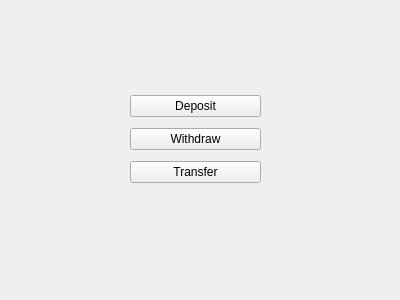
xBlixon/Bank, file accountwindow.ui: the form before one commit.
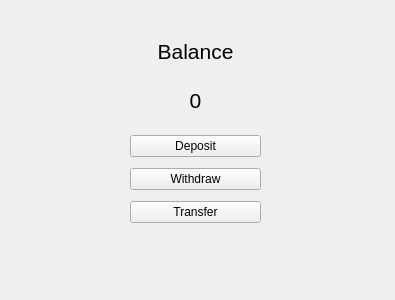
The form after the commit.

```diff
--- a/accountwindow.ui
+++ b/accountwindow.ui
@@ -6,18 +6,18 @@
    <rect>
     <x>0</x>
     <y>0</y>
-    <width>400</width>
+    <width>395</width>
     <height>300</height>
    </rect>
   </property>
   <property name="windowTitle">
    <string>Form</string>
   </property>
-  <widget class="QWidget" name="">
+  <widget class="QWidget" name="layoutWidget">
    <property name="geometry">
     <rect>
      <x>130</x>
-     <y>90</y>
+     <y>130</y>
      <width>131</width>
      <height>100</height>
     </rect>
@@ -46,6 +46,50 @@
     </item>
    </layout>
   </widget>
+  <widget class="QWidget" name="">
+   <property name="geometry">
+    <rect>
+     <x>90</x>
+     <y>30</y>
+     <width>211</width>
+     <height>91</height>
+    </rect>
+   </property>
+   <layout class="QVBoxLayout" name="verticalLayout_2">
+    <item>
+     <widget class="QLabel" name="label">
+      <property name="font">
+       <font>
+        <pointsize>16</pointsize>
+        <bold>false</bold>
+       </font>
+      </property>
+      <property name="text">
+       <string>Balance</string>
+      </property>
+      <property name="alignment">
+       <set>Qt::AlignmentFlag::AlignCenter</set>
+      </property>
+     </widget>
+    </item>
+    <item>
+     <widget class="QLabel" name="balance">
+      <property name="font">
+       <font>
+        <pointsize>16</pointsize>
+        <bold>false</bold>
+       </font>
+      </property>
+      <property name="text">
+       <string>0</string>
+      </property>
+      <property name="alignment">
+       <set>Qt::AlignmentFlag::AlignCenter</set>
+      </property>
+     </widget>
+    </item>
+   </layout>
+  </widget>
  </widget>
  <resources/>
  <connections/>
```
